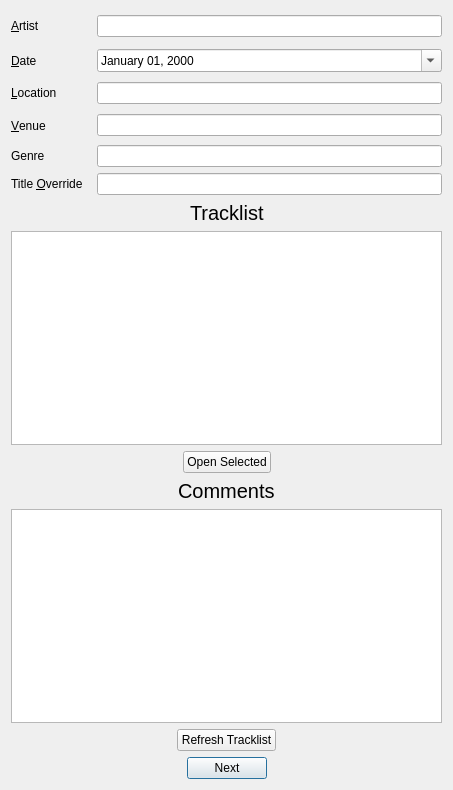
This is src/ui/confirmmetadata.ui in zpchavez/boottunes as Qt 5 draws it before an edit. The edited form follows.
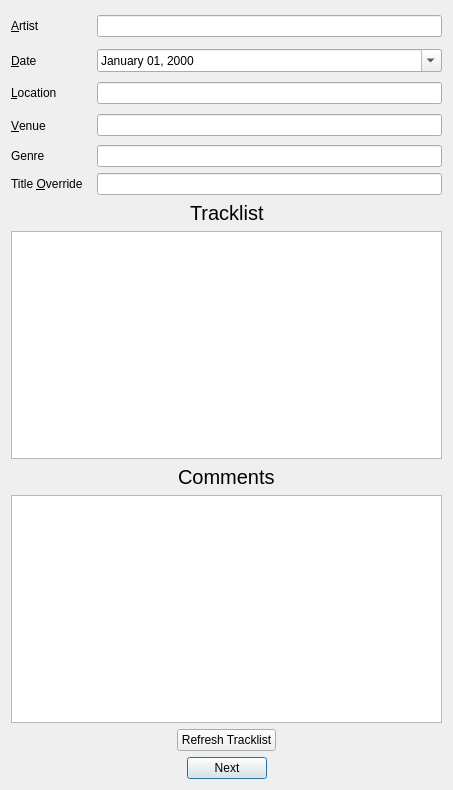
This is the edited form.

Patch:
```diff
--- a/src/ui/confirmmetadata.ui
+++ b/src/ui/confirmmetadata.ui
@@ -19,8 +19,8 @@
   <property name="modal">
    <bool>false</bool>
   </property>
-  <layout class="QVBoxLayout" name="verticalLayout_3">
-   <item>
+  <layout class="QGridLayout" name="gridLayout_2">
+   <item row="0" column="0">
     <layout class="QGridLayout" name="gridLayout">
      <item row="0" column="0">
       <widget class="QLabel" name="label">
@@ -129,7 +129,7 @@
      </item>
     </layout>
    </item>
-   <item>
+   <item row="1" column="0">
     <layout class="QHBoxLayout" name="horizontalLayout_2">
      <item>
       <spacer name="horizontalSpacer_7">
@@ -174,54 +174,13 @@
      </item>
     </layout>
    </item>
-   <item>
-    <widget class="QTableWidget" name="tracklistTableWidget">
-     <property name="columnCount">
-      <number>0</number>
-     </property>
-    </widget>
+   <item row="2" column="0">
+    <widget class="QTableWidget" name="tracklistTableWidget"/>
    </item>
-   <item>
-    <layout class="QHBoxLayout" name="horizontalLayout_4">
-     <item>
-      <spacer name="horizontalSpacer_4">
-       <property name="orientation">
-        <enum>Qt::Horizontal</enum>
-       </property>
-       <property name="sizeHint" stdset="0">
-        <size>
-         <width>128</width>
-         <height>20</height>
-        </size>
-       </property>
-      </spacer>
-     </item>
-     <item>
-      <widget class="QPushButton" name="openSelectedButton">
-       <property name="text">
-        <string>Open Selected</string>
-       </property>
-       <property name="autoDefault">
-        <bool>false</bool>
-       </property>
-      </widget>
-     </item>
-     <item>
-      <spacer name="horizontalSpacer_5">
-       <property name="orientation">
-        <enum>Qt::Horizontal</enum>
-       </property>
-       <property name="sizeHint" stdset="0">
-        <size>
-         <width>138</width>
-         <height>20</height>
-        </size>
-       </property>
-      </spacer>
-     </item>
-    </layout>
+   <item row="3" column="0">
+    <layout class="QHBoxLayout" name="horizontalLayout_4"/>
    </item>
-   <item>
+   <item row="4" column="0">
     <layout class="QHBoxLayout" name="horizontalLayout_3">
      <item>
       <spacer name="horizontalSpacer_9">
@@ -266,10 +225,10 @@
      </item>
     </layout>
    </item>
-   <item>
+   <item row="5" column="0">
     <widget class="QTextEdit" name="commentsTextEdit"/>
    </item>
-   <item>
+   <item row="6" column="0">
     <layout class="QHBoxLayout" name="horizontalLayout_5">
      <item>
       <spacer name="horizontalSpacer_6">
@@ -309,7 +268,7 @@
      </item>
     </layout>
    </item>
-   <item>
+   <item row="7" column="0">
     <layout class="QHBoxLayout" name="horizontalLayout">
      <item>
       <spacer name="horizontalSpacer_2">
```
Left out of the diff: 21 changed lines with no effect on the pictures.
